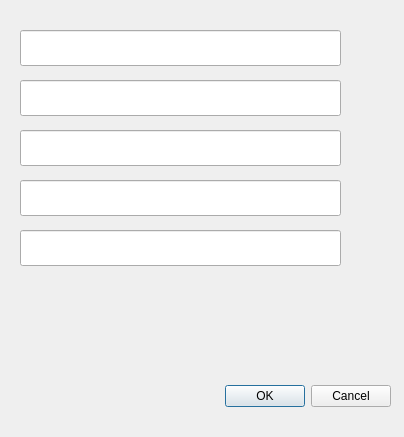
This is MonetDBeConnector_dialog_base.ui in MonetDBSolutions/MonetDB-QGIS as Qt 5 draws it before an edit. The edited form follows.
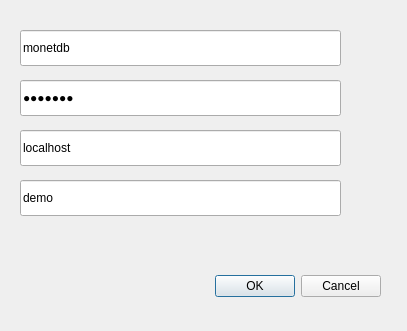
This is the edited form.

Commit message: get database details from dialog

```diff
--- a/MonetDBeConnector_dialog_base.ui
+++ b/MonetDBeConnector_dialog_base.ui
@@ -6,8 +6,8 @@
    <rect>
     <x>0</x>
     <y>0</y>
-    <width>404</width>
-    <height>437</height>
+    <width>407</width>
+    <height>331</height>
    </rect>
   </property>
   <property name="windowTitle">
@@ -16,8 +16,8 @@
   <widget class="QDialogButtonBox" name="button_box">
    <property name="geometry">
     <rect>
-     <x>50</x>
-     <y>380</y>
+     <x>40</x>
+     <y>270</y>
      <width>341</width>
      <height>32</height>
     </rect>
@@ -38,6 +38,9 @@
      <height>36</height>
     </rect>
    </property>
+   <property name="text">
+    <string>monetdb</string>
+   </property>
   </widget>
   <widget class="QLineEdit" name="lineEdit_2">
    <property name="geometry">
@@ -48,6 +51,12 @@
      <height>36</height>
     </rect>
    </property>
+   <property name="text">
+    <string>monetdb</string>
+   </property>
+   <property name="echoMode">
+    <enum>QLineEdit::Password</enum>
+   </property>
   </widget>
   <widget class="QLineEdit" name="lineEdit_3">
    <property name="geometry">
@@ -58,6 +67,9 @@
      <height>36</height>
     </rect>
    </property>
+   <property name="text">
+    <string>localhost</string>
+   </property>
   </widget>
   <widget class="QLineEdit" name="lineEdit_4">
    <property name="geometry">
@@ -68,15 +80,8 @@
      <height>36</height>
     </rect>
    </property>
-  </widget>
-  <widget class="QLineEdit" name="lineEdit_5">
-   <property name="geometry">
-    <rect>
-     <x>20</x>
-     <y>230</y>
-     <width>321</width>
-     <height>36</height>
-    </rect>
+   <property name="text">
+    <string>demo</string>
    </property>
   </widget>
  </widget>
```
Left out of the diff: 8 changed lines with no effect on the pictures. The commit also changes 1 other file.
